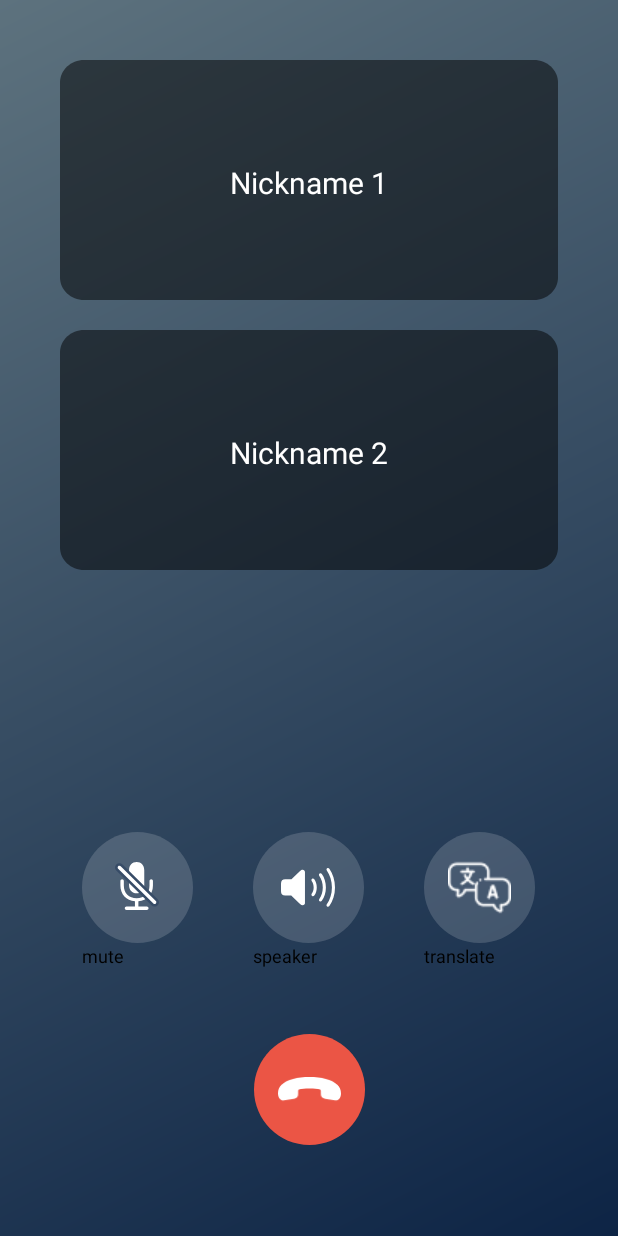
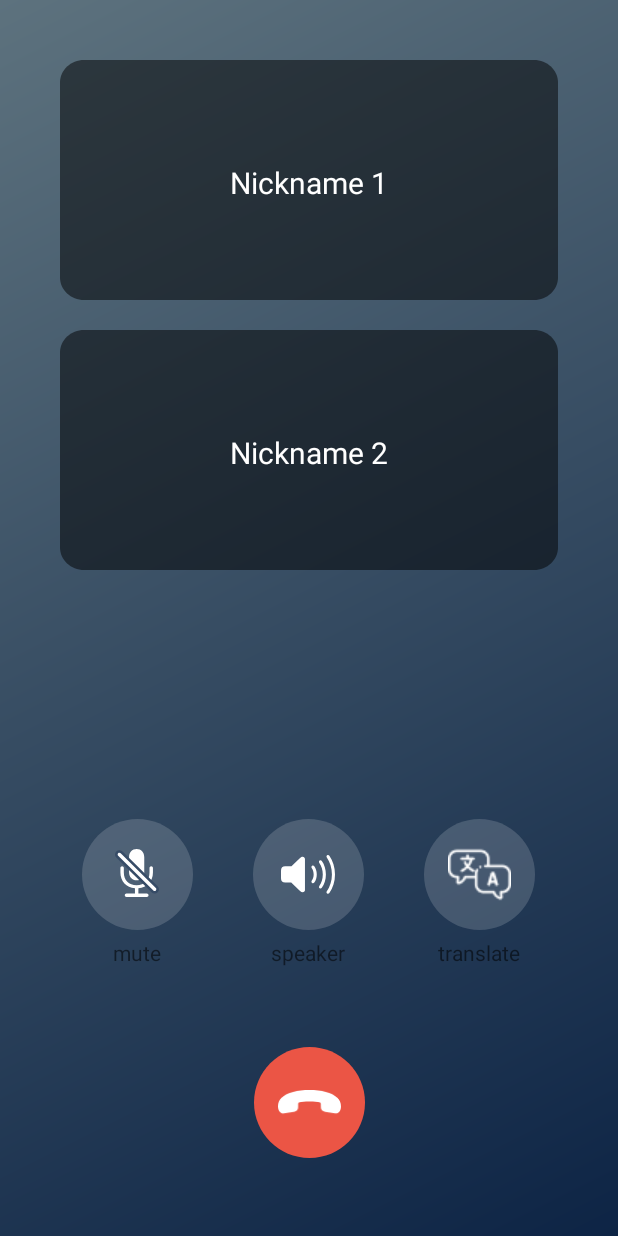
Before and after one commit to tukcomCD2024/4K, an Android app: the Calling screen opened directly, with no data from a screen before it, on a phone screen of 412 x 824 dp. Run offline under Robolectric (Android 15) with nearby library versions, the phone set to English and light mode, and no system bars.

Commit message:
calling ui

```diff
--- a/app/src/main/res/layout/activity_calling.xml
+++ b/app/src/main/res/layout/activity_calling.xml
@@ -66,7 +66,7 @@
     <LinearLayout
         android:id="@+id/linearLayout"
         android:layout_width="match_parent"
-        android:layout_height="74dp"
+        android:layout_height="100dp"
         android:layout_alignParentTop="true"
         android:layout_centerHorizontal="true"
         android:background="@android:color/transparent"
@@ -79,9 +79,16 @@
 
         <!-- 첫 번째 아이콘 -->
         <RelativeLayout
+            android:id="@+id/mute_container"
+            android:layout_width="74dp"
+            android:layout_height="100dp"
+            android:background="@android:color/transparent">
+
+            <RelativeLayout
                 android:id="@+id/mute_background"
                 android:layout_width="74dp"
                 android:layout_height="74dp"
+                android:layout_centerHorizontal="true"
                 android:background="@drawable/mute2">
 
                 <ImageView
@@ -91,14 +98,33 @@
                     android:layout_centerInParent="true"
                     android:background="@android:color/transparent"
                     android:src="@drawable/mute" />
+
+            </RelativeLayout>
+
+            <TextView
+                android:layout_width="wrap_content"
+                android:layout_height="wrap_content"
+                android:layout_below="@id/mute_background"
+                android:layout_centerHorizontal="true"
+                android:layout_marginTop="5dp"
+                android:background="@android:color/transparent"
+                android:text="@string/mute"/>
+
         </RelativeLayout>
 
         <!-- 두 번째 아이콘 -->
         <RelativeLayout
+            android:id="@+id/speaker_container"
+            android:layout_width="74dp"
+            android:layout_height="100dp"
+            android:layout_marginStart="40dp"
+            android:background="@android:color/transparent">
+
+            <RelativeLayout
                 android:id="@+id/speaker_background"
                 android:layout_width="74dp"
                 android:layout_height="74dp"
-            android:layout_marginStart="40dp"
+                android:layout_centerHorizontal="true"
                 android:background="@drawable/mute2">
 
                 <ImageView
@@ -108,14 +134,33 @@
                     android:layout_centerInParent="true"
                     android:background="@android:color/transparent"
                     android:src="@drawable/speaker" />
+
+            </RelativeLayout>
+
+            <TextView
+                android:layout_width="wrap_content"
+                android:layout_height="wrap_content"
+                android:layout_below="@id/speaker_background"
+                android:layout_centerHorizontal="true"
+                android:layout_marginTop="5dp"
+                android:background="@android:color/transparent"
+                android:text="@string/speaker"/>
+
         </RelativeLayout>
 
         <!-- 세 번째 아이콘 -->
         <RelativeLayout
+            android:id="@+id/translate_container"
+            android:layout_width="74dp"
+            android:layout_height="100dp"
+            android:layout_marginStart="40dp"
+            android:background="@android:color/transparent">
+
+            <RelativeLayout
                 android:id="@+id/translate_background"
                 android:layout_width="74dp"
                 android:layout_height="74dp"
-            android:layout_marginStart="40dp"
+                android:layout_centerHorizontal="true"
                 android:background="@drawable/mute2">
 
                 <ImageView
@@ -125,70 +170,17 @@
                     android:layout_centerInParent="true"
                     android:background="@android:color/transparent"
                     android:src="@drawable/translate" />
-        </RelativeLayout>
-
-    </LinearLayout>
-
-    <LinearLayout
-        android:id="@+id/linearLayout2"
-        android:layout_width="match_parent"
-        android:layout_height="wrap_content"
-        android:layout_alignParentTop="true"
-        android:layout_centerHorizontal="true"
-        android:background="@android:color/transparent"
-        android:gravity="center"
-        android:orientation="horizontal"
-        app:layout_constraintEnd_toEndOf="parent"
-        app:layout_constraintStart_toStartOf="parent"
-        app:layout_constraintTop_toBottomOf="@+id/linearLayout">
-
-        <RelativeLayout
-            android:layout_width="74dp"
-            android:layout_height="wrap_content"
-            android:background="@android:color/transparent">
-
-            <TextView
-                android:layout_width="74dp"
-                android:layout_height="wrap_content"
-                android:layout_centerInParent="true"
-                android:background="@android:color/transparent"
-                android:text="@string/mute"
-                android:textColor="@color/black"
-                android:textSize="12sp" />
 
             </RelativeLayout>
 
-        <RelativeLayout
-            android:layout_width="74dp"
+            <TextView
+                android:layout_width="wrap_content"
                 android:layout_height="wrap_content"
-            android:layout_marginStart="40dp"
-            android:background="@android:color/transparent">
-
-            <TextView
-                android:layout_width="74dp"
-                android:layout_height="wrap_content"
-                android:textSize="12sp"
-                android:text="@string/speaker"
-                android:layout_centerInParent="true"
+                android:layout_below="@id/translate_background"
+                android:layout_centerHorizontal="true"
+                android:layout_marginTop="5dp"
                 android:background="@android:color/transparent"
-                android:textColor="@color/black"/>
-
-        </RelativeLayout>
-
-        <RelativeLayout
-            android:layout_width="74dp"
-            android:layout_height="wrap_content"
-            android:layout_marginStart="40dp"
-            android:background="@android:color/transparent">
-
-            <TextView
-                android:layout_width="74dp"
-                android:layout_height="wrap_content"
-                android:layout_centerInParent="true"
-                android:background="@android:color/transparent"
-                android:text="@string/translate"
-                android:textColor="@color/black"
-                android:textSize="12sp" />
+                android:text="@string/translate"/>
 
         </RelativeLayout>
 
--- a/app/src/main/res/values/themes.xml
+++ b/app/src/main/res/values/themes.xml
@@ -100,4 +100,10 @@
         <item name="android:textColor">#000000</item>
     </style>
 
+    <style name="mute">
+        <item name="android:textSize">12sp</item>
+        <item name="android:letterSpacing">-0.01</item>
+        <item name="android:textColor">#FFFFFF</item>
+    </style>
+
 </resources>
```
Lines whose indentation alone changed are shown as unchanged.
